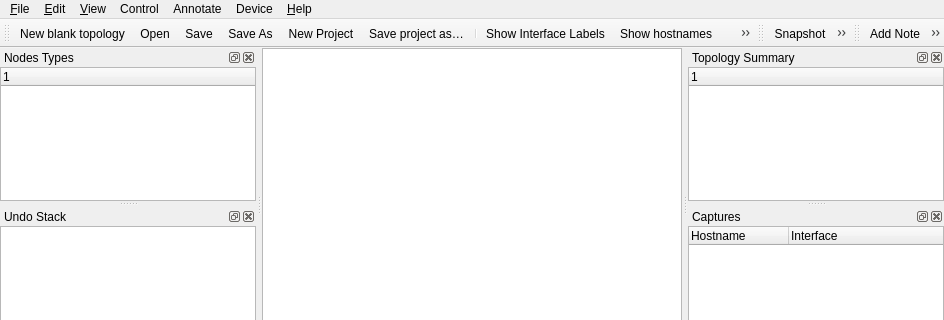
This is src/GNS3/Ui/Form_MainWindow.ui in GNS3/gns3-legacy as Qt 5 draws it before an edit; both pictures show x 0 to 944 and y 0 to 320 of the 944 by 599 pixel window. The edited form follows.
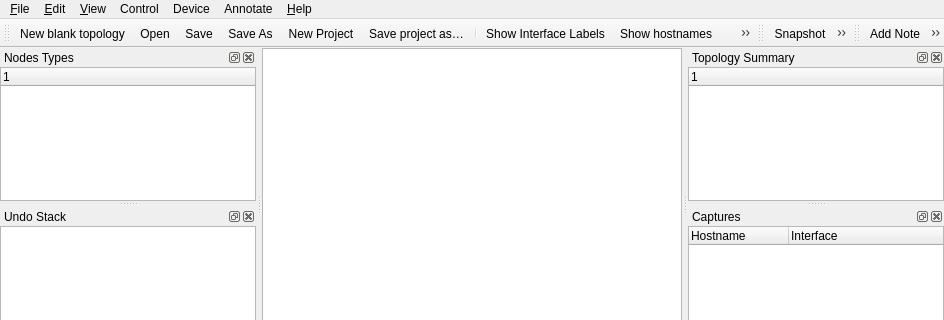
This is the edited form. Icons and pictures are not drawn. Custom widgets are drawn as their Qt base class.

Patch:
```diff
--- a/src/GNS3/Ui/Form_MainWindow.ui
+++ b/src/GNS3/Ui/Form_MainWindow.ui
@@ -125,8 +125,8 @@
    <addaction name="menu_Edit"/>
    <addaction name="menu_View"/>
    <addaction name="menuControl"/>
-   <addaction name="menuAnnotate"/>
    <addaction name="menuDevice"/>
+   <addaction name="menuAnnotate"/>
    <addaction name="menu_About"/>
   </widget>
   <widget class="QStatusBar" name="statusbar"/>
```
Left out of the diff: 2 changed lines with no effect on the pictures.
